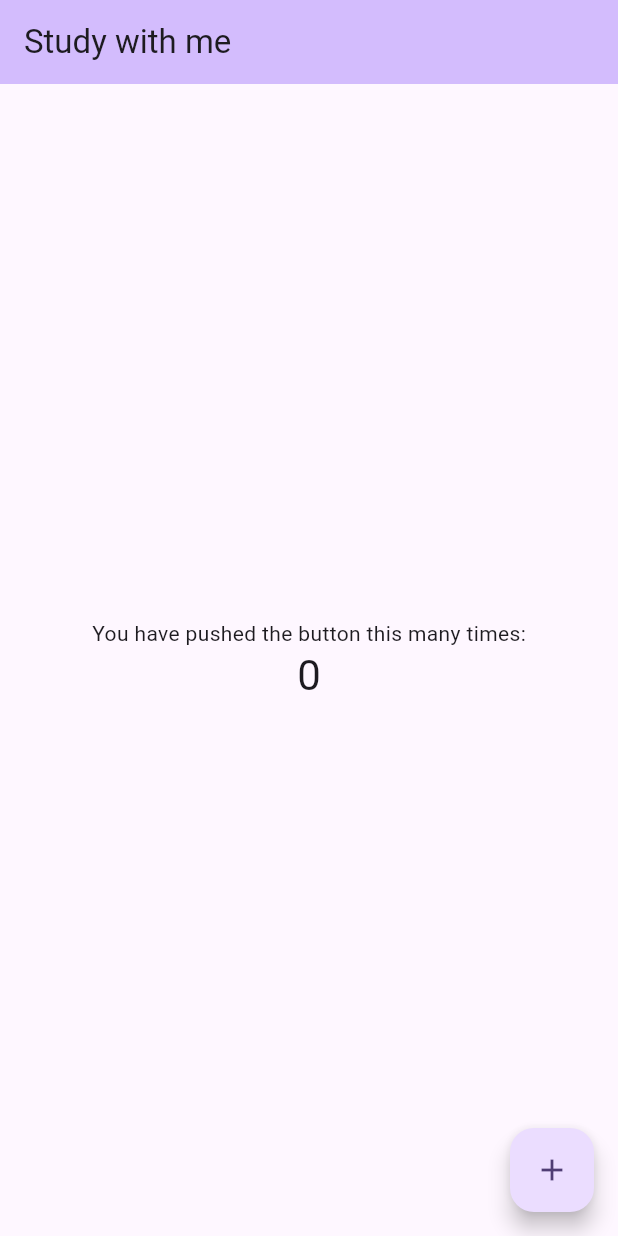
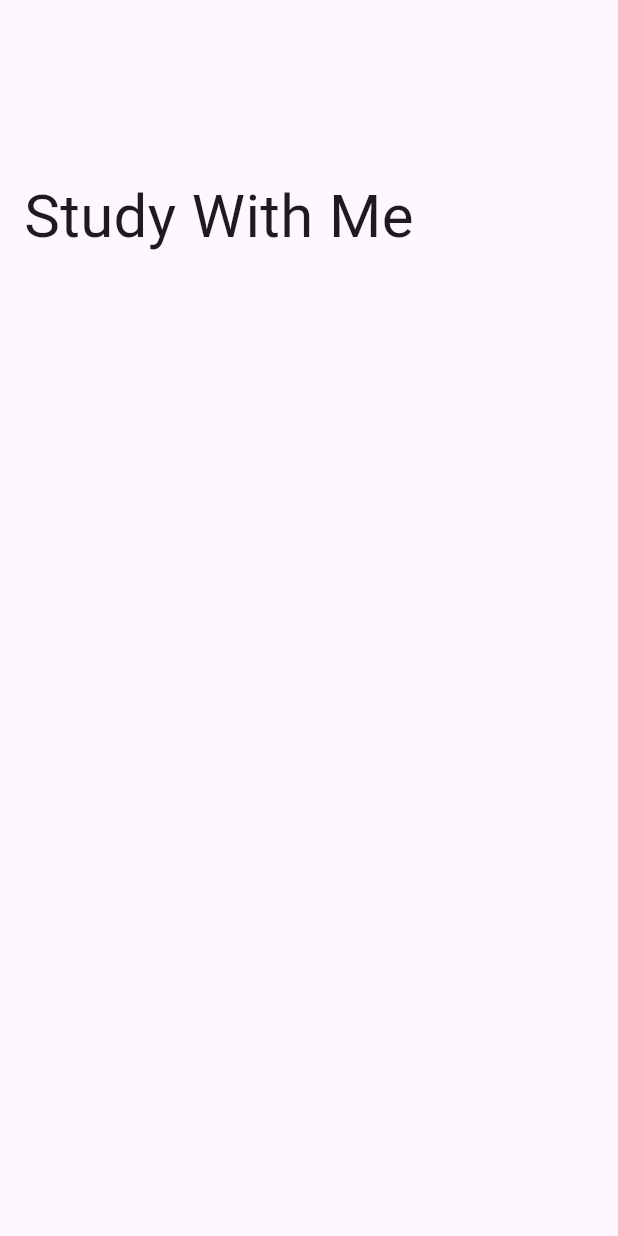
Before and after one commit to hyemimi/study_with_me, a Flutter app: the screen it shows after launch, on a phone screen of 412 x 824 dp. Run offline on Flutter 3.47's test engine with Material 3 defaults, Android fonts, the phone set to English and light mode, and no system bars.

Commit message:
home login page routing

```diff
--- a/lib/main.dart
+++ b/lib/main.dart
@@ -1,4 +1,6 @@
 import 'package:flutter/material.dart';
+import 'package:study_with_me/pages/home_page.dart';
+import 'package:study_with_me/pages/login_page.dart';
 
 void main() {
   runApp(const MyApp());
@@ -11,115 +13,15 @@ class MyApp extends StatelessWidget {
   @override
   Widget build(BuildContext context) {
     return MaterialApp(
-      title: 'Flutter Demo',
-      theme: ThemeData(
-        // This is the theme of your application.
-        //
-        // TRY THIS: Try running your application with "flutter run". You'll see
-        // the application has a purple toolbar. Then, without quitting the app,
-        // try changing the seedColor in the colorScheme below to Colors.green
-        // and then invoke "hot reload" (save your changes or press the "hot
-        // reload" button in a Flutter-supported IDE, or press "r" if you used
-        // the command line to start the app).
-        //
-        // Notice that the counter didn't reset back to zero; the application
-        // state is not lost during the reload. To reset the state, use hot
-        // restart instead.
-        //
-        // This works for code too, not just values: Most code changes can be
-        // tested with just a hot reload.
-        colorScheme: ColorScheme.fromSeed(seedColor: Colors.deepPurple),
-        useMaterial3: true,
-      ),
-      home: const MyHomePage(title: 'Study with me'),
-    );
+        title: 'Flutter Demo',
+        theme: ThemeData(
+          colorScheme: ColorScheme.fromSeed(seedColor: Colors.deepPurple),
+          useMaterial3: true,
+        ),
+        initialRoute: "/login",
+        routes: {
+          "/login": (context) => LoginPage(),
+          "/home": (context) => HomePage()
+        });
   }
 }
-
-class MyHomePage extends StatefulWidget {
-  const MyHomePage({super.key, required this.title});
-
-  // This widget is the home page of your application. It is stateful, meaning
-  // that it has a State object (defined below) that contains fields that affect
-  // how it looks.
-
-  // This class is the configuration for the state. It holds the values (in this
-  // case the title) provided by the parent (in this case the App widget) and
-  // used by the build method of the State. Fields in a Widget subclass are
-  // always marked "final".
-
-  final String title;
-
-  @override
-  State<MyHomePage> createState() => _MyHomePageState();
-}
-
-class _MyHomePageState extends State<MyHomePage> {
-  int _counter = 0;
-
-  void _incrementCounter() {
-    setState(() {
-      // This call to setState tells the Flutter framework that something has
-      // changed in this State, which causes it to rerun the build method below
-      // so that the display can reflect the updated values. If we changed
-      // _counter without calling setState(), then the build method would not be
-      // called again, and so nothing would appear to happen.
-      _counter++;
-    });
-  }
-
-  @override
-  Widget build(BuildContext context) {
-    // This method is rerun every time setState is called, for instance as done
-    // by the _incrementCounter method above.
-    //
-    // The Flutter framework has been optimized to make rerunning build methods
-    // fast, so that you can just rebuild anything that needs updating rather
-    // than having to individually change instances of widgets.
-    return Scaffold(
-      appBar: AppBar(
-        // TRY THIS: Try changing the color here to a specific color (to
-        // Colors.amber, perhaps?) and trigger a hot reload to see the AppBar
-        // change color while the other colors stay the same.
-        backgroundColor: Theme.of(context).colorScheme.inversePrimary,
-        // Here we take the value from the MyHomePage object that was created by
-        // the App.build method, and use it to set our appbar title.
-        title: Text(widget.title),
-      ),
-      body: Center(
-        // Center is a layout widget. It takes a single child and positions it
-        // in the middle of the parent.
-        child: Column(
-          // Column is also a layout widget. It takes a list of children and
-          // arranges them vertically. By default, it sizes itself to fit its
-          // children horizontally, and tries to be as tall as its parent.
-          //
-          // Column has various properties to control how it sizes itself and
-          // how it positions its children. Here we use mainAxisAlignment to
-          // center the children vertically; the main axis here is the vertical
-          // axis because Columns are vertical (the cross axis would be
-          // horizontal).
-          //
-          // TRY THIS: Invoke "debug painting" (choose the "Toggle Debug Paint"
-          // action in the IDE, or press "p" in the console), to see the
-          // wireframe for each widget.
-          mainAxisAlignment: MainAxisAlignment.center,
-          children: <Widget>[
-            const Text(
-              'You have pushed the button this many times:',
-            ),
-            Text(
-              '$_counter',
-              style: Theme.of(context).textTheme.headlineMedium,
-            ),
-          ],
-        ),
-      ),
-      floatingActionButton: FloatingActionButton(
-        onPressed: _incrementCounter,
-        tooltip: 'Increment',
-        child: const Icon(Icons.add),
-      ), // This trailing comma makes auto-formatting nicer for build methods.
-    );
-  }
-}
--- /dev/null
+++ b/lib/pages/home_page.dart
@@ -0,0 +1,15 @@
+import 'package:flutter/material.dart';
+
+class HomePage extends StatelessWidget {
+  @override
+  Widget build(BuildContext context) {
+    return Scaffold(
+        body: Padding(
+            padding: const EdgeInsets.all(16.0),
+            child: ListView(children: [
+              SizedBox(height: 100.0),
+              Text("Study With Me Home", style: TextStyle(fontSize: 40)),
+              SizedBox(height: 20.0)
+            ])));
+  }
+}
--- /dev/null
+++ b/lib/pages/login_page.dart
@@ -0,0 +1,15 @@
+import 'package:flutter/material.dart';
+
+class LoginPage extends StatelessWidget {
+  @override
+  Widget build(BuildContext context) {
+    return Scaffold(
+        body: Padding(
+            padding: const EdgeInsets.all(16.0),
+            child: ListView(children: [
+              SizedBox(height: 100.0),
+              Text("Study With Me", style: TextStyle(fontSize: 40)),
+              SizedBox(height: 20.0)
+            ])));
+  }
+}
--- a/pubspec.yaml
+++ b/pubspec.yaml
@@ -62,7 +62,6 @@ flutter:
   # assets:
   #   - images/a_dot_burr.jpeg
   #   - images/a_dot_ham.jpeg
-
   # An image asset can refer to one or more resolution-specific "variants", see
   # https://flutter.dev/assets-and-images/#resolution-aware
 
```
Also changed, not shown: lib/theme.dart (added).
